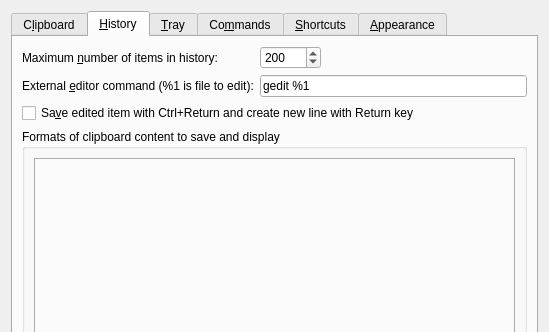
This is src/ui/configurationmanager.ui in hluk/CopyQ as Qt 5 draws it before an edit; both pictures show x 0 to 549 and y 0 to 332 of the 549 by 493 pixel window. The edited form follows.
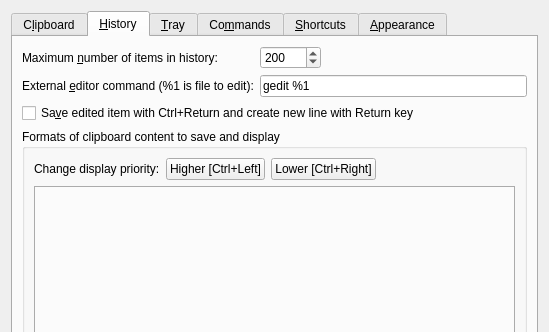
This is the edited form. The open tabs and pages were chosen to show the change. Icons and pictures are not drawn. Custom widgets are drawn as their Qt base class.

Commit message: Change plugin display priority

```diff
--- a/src/ui/configurationmanager.ui
+++ b/src/ui/configurationmanager.ui
@@ -324,6 +324,50 @@
             <string>Formats of clipboard content to save and display</string>
            </property>
            <layout class="QVBoxLayout" name="verticalLayout_2">
+            <item>
+             <layout class="QHBoxLayout" name="horizontalLayout_2">
+              <item>
+               <widget class="QLabel" name="label_3">
+                <property name="text">
+                 <string>Change display priority:</string>
+                </property>
+               </widget>
+              </item>
+              <item>
+               <widget class="QPushButton" name="pushButtonPluginPriorityUp">
+                <property name="text">
+                 <string>Higher [Ctrl+Left]</string>
+                </property>
+                <property name="shortcut">
+                 <string>Ctrl+Left</string>
+                </property>
+               </widget>
+              </item>
+              <item>
+               <widget class="QPushButton" name="pushButtonPluginPriorityDown">
+                <property name="text">
+                 <string>Lower [Ctrl+Right]</string>
+                </property>
+                <property name="shortcut">
+                 <string>Ctrl+Right</string>
+                </property>
+               </widget>
+              </item>
+              <item>
+               <spacer name="horizontalSpacer_3">
+                <property name="orientation">
+                 <enum>Qt::Horizontal</enum>
+                </property>
+                <property name="sizeHint" stdset="0">
+                 <size>
+                  <width>40</width>
+                  <height>20</height>
+                 </size>
+                </property>
+               </spacer>
+              </item>
+             </layout>
+            </item>
             <item>
              <widget class="QTabWidget" name="tabWidgetPlugins">
               <property name="movable">
```
Left out of the diff: 8 changed lines with no effect on the pictures. The commit also changes 8 other files.
